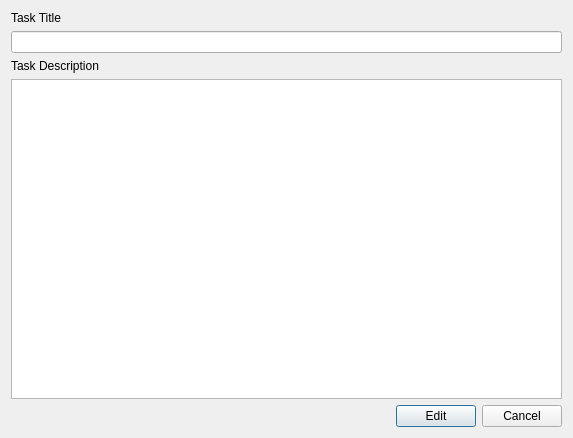
Old version of the form task.ui in the repository Lev18/TaskOpium.
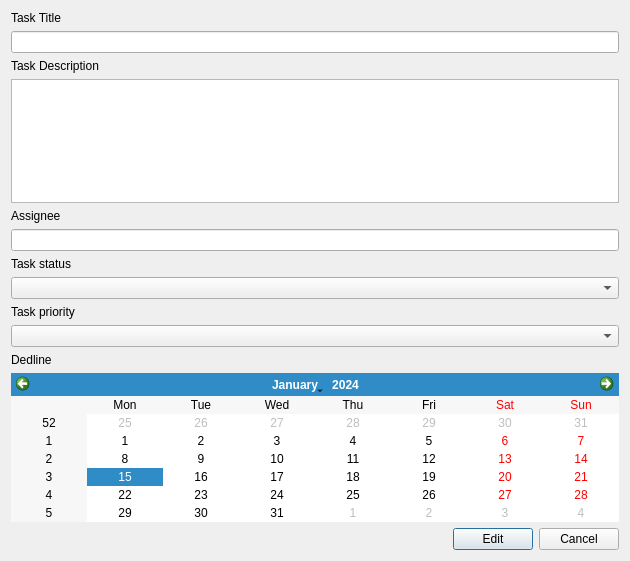
New version of the form.

Commit message: task change window

```diff
--- a/task.ui
+++ b/task.ui
@@ -6,8 +6,8 @@
    <rect>
     <x>0</x>
     <y>0</y>
-    <width>573</width>
-    <height>438</height>
+    <width>630</width>
+    <height>561</height>
    </rect>
   </property>
   <property name="windowTitle">
@@ -34,6 +34,46 @@
    <item>
     <widget class="QTextEdit" name="textEdit"/>
    </item>
+   <item>
+    <widget class="QLabel" name="label_3">
+     <property name="text">
+      <string>Assignee</string>
+     </property>
+    </widget>
+   </item>
+   <item>
+    <widget class="QLineEdit" name="lineEdit_2"/>
+   </item>
+   <item>
+    <widget class="QLabel" name="label_4">
+     <property name="text">
+      <string>Task status</string>
+     </property>
+    </widget>
+   </item>
+   <item>
+    <widget class="QComboBox" name="comboBox"/>
+   </item>
+   <item>
+    <widget class="QLabel" name="label_5">
+     <property name="text">
+      <string>Task priority</string>
+     </property>
+    </widget>
+   </item>
+   <item>
+    <widget class="QComboBox" name="comboBox_2"/>
+   </item>
+   <item>
+    <widget class="QLabel" name="label_6">
+     <property name="text">
+      <string>Dedline</string>
+     </property>
+    </widget>
+   </item>
+   <item>
+    <widget class="QCalendarWidget" name="calendarWidget"/>
+   </item>
    <item>
     <layout class="QHBoxLayout" name="horizontalLayout">
      <item>
```
The commit also changes 2 other files.
